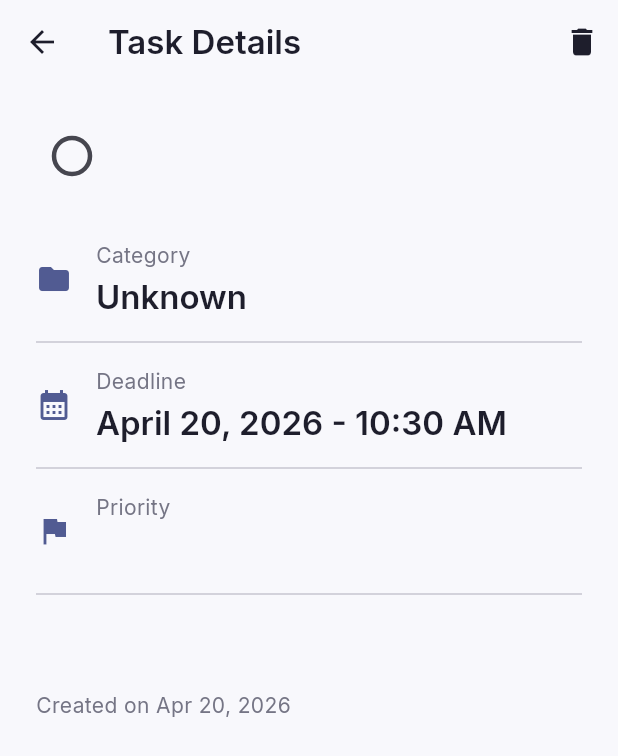
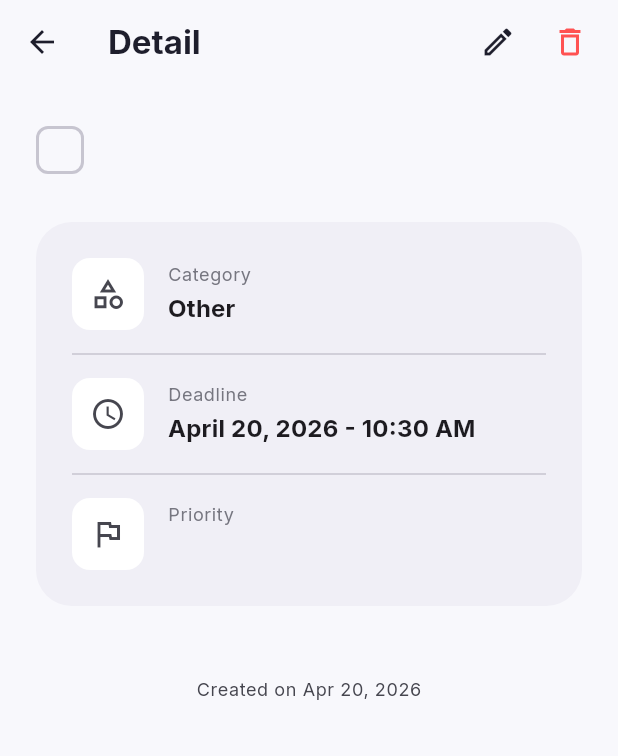
Before and after one commit to BomScoob12/mass-todo, a Flutter app: the TaskDetailsScreen screen opened directly with empty values, on a phone screen of 412 x 824 dp. Shown: the top 756 px of the screen. Run offline on Flutter 3.47's test engine with Material 3 defaults, Android fonts, the phone set to English and light mode, and no system bars; our stand-ins replace flutter_riverpod, google_fonts, sqflite; accounts and stored records are empty.

Commit message:
feat: implement task creation and editing screens with new task detail UI

```diff
--- a/app/lib/ui/new_task_screen.dart
+++ b/app/lib/ui/new_task_screen.dart
@@ -8,7 +8,9 @@ import 'package:intl/intl.dart';
 import 'package:uuid/uuid.dart';
 
 class NewTaskScreen extends ConsumerStatefulWidget {
-  const NewTaskScreen({super.key});
+  final TaskItem? taskToEdit;
+
+  const NewTaskScreen({super.key, this.taskToEdit});
 
   @override
   ConsumerState<NewTaskScreen> createState() => _NewTaskScreenState();
@@ -24,6 +26,20 @@ class _NewTaskScreenState extends ConsumerState<NewTaskScreen> {
   String? _selectedCategory;
   bool _isCreatingCategory = false;
   final _newCategoryController = TextEditingController();
+
+  @override
+  void initState() {
+    super.initState();
+    if (widget.taskToEdit != null) {
+      _nameController.text = widget.taskToEdit!.name;
+      if (widget.taskToEdit!.description != null) {
+        _descriptionController.text = widget.taskToEdit!.description!;
+      }
+      _selectedDate = widget.taskToEdit!.deadline;
+      _priority = widget.taskToEdit!.priority;
+      _selectedCategory = widget.taskToEdit!.categoryId;
+    }
+  }
 
   @override
   void dispose() {
@@ -53,6 +69,16 @@ class _NewTaskScreenState extends ConsumerState<NewTaskScreen> {
         );
       }
 
+      if (widget.taskToEdit != null) {
+        final updatedTask = widget.taskToEdit!.copyWith(
+          name: _nameController.text.trim(),
+          description: _descriptionController.text.trim().isEmpty ? null : _descriptionController.text.trim(),
+          categoryId: finalCategoryId,
+          deadline: _selectedDate,
+          priority: _priority,
+        );
+        ref.read(taskListProvider.notifier).updateTask(updatedTask);
+      } else {
         final task = TaskItem(
           id: uuid,
           name: _nameController.text.trim(),
@@ -62,8 +88,9 @@ class _NewTaskScreenState extends ConsumerState<NewTaskScreen> {
           priority: _priority,
           createdAt: DateTime.now(),
         );
+        ref.read(taskListProvider.notifier).addTask(task);
+      }
 
-      ref.read(taskListProvider.notifier).addTask(task);
       Navigator.of(context).pop();
     }
   }
@@ -74,7 +101,7 @@ class _NewTaskScreenState extends ConsumerState<NewTaskScreen> {
 
     return Scaffold(
       appBar: AppBar(
-        title: const Text('New Task'),
+        title: Text(widget.taskToEdit == null ? 'New Task' : 'Edit Task'),
         leading: IconButton(
           icon: const Icon(Icons.close),
           onPressed: () => Navigator.of(context).pop(),
--- a/app/lib/ui/task_details_screen.dart
+++ b/app/lib/ui/task_details_screen.dart
@@ -4,6 +4,7 @@ import 'package:app/models/task_model.dart';
 import 'package:app/providers/task_provider.dart';
 import 'package:app/providers/category_provider.dart';
 import 'package:intl/intl.dart';
+import 'package:app/ui/new_task_screen.dart';
 
 class TaskDetailsScreen extends ConsumerWidget {
   final TaskItem task;
@@ -12,24 +13,48 @@ class TaskDetailsScreen extends ConsumerWidget {
 
   @override
   Widget build(BuildContext context, WidgetRef ref) {
+    // We watch tasks list so that if we edit the task, this screen updates
+    final tasksAsync = ref.watch(taskListProvider);
     final categoriesAsync = ref.watch(categoryProvider);
+
+    TaskItem? currentTask = task;
+    if (tasksAsync.hasValue) {
+      try {
+        currentTask = tasksAsync.value!.firstWhere((t) => t.id == task.id);
+      } catch (e) {
+        // Task might have been deleted locally
+      }
+    }
+
+    if (currentTask == null) {
+      return const Scaffold(body: Center(child: Text('Task not found')));
+    }
+
     String categoryName = 'Unknown';
     if (categoriesAsync.hasValue) {
       try {
-        categoryName = categoriesAsync.value!.firstWhere((c) => c.id == task.categoryId).name;
+        categoryName = categoriesAsync.value!.firstWhere((c) => c.id == currentTask!.categoryId).name;
       } catch (e) {
-        categoryName = 'Unknown';
+        categoryName = 'Other';
       }
     }
 
     return Scaffold(
       appBar: AppBar(
-        title: const Text('Task Details'),
+        title: const Text('Detail', style: TextStyle(fontWeight: FontWeight.bold)),
+        elevation: 0,
         actions: [
           IconButton(
-            icon: const Icon(Icons.delete),
+            icon: const Icon(Icons.edit_outlined),
             onPressed: () {
-              // Show confirmation
+              Navigator.of(context).push(MaterialPageRoute(
+                builder: (context) => NewTaskScreen(taskToEdit: currentTask),
+              ));
+            },
+          ),
+          IconButton(
+            icon: const Icon(Icons.delete_outline, color: Colors.redAccent),
+            onPressed: () {
               showDialog(
                 context: context,
                 builder: (ctx) => AlertDialog(
@@ -39,9 +64,9 @@ class TaskDetailsScreen extends ConsumerWidget {
                     TextButton(onPressed: () => Navigator.pop(ctx), child: const Text('Cancel')),
                     TextButton(
                       onPressed: () {
-                        ref.read(taskListProvider.notifier).deleteTask(task.id);
-                        Navigator.pop(ctx); // Close dialog
-                        Navigator.pop(context); // Go back
+                        ref.read(taskListProvider.notifier).deleteTask(currentTask!.id);
+                        Navigator.pop(ctx);
+                        Navigator.pop(context);
                       },
                       child: const Text('Delete', style: TextStyle(color: Colors.red)),
                     ),
@@ -50,6 +75,7 @@ class TaskDetailsScreen extends ConsumerWidget {
               );
             },
           ),
+          const SizedBox(width: 8),
         ],
       ),
       body: SingleChildScrollView(
@@ -58,65 +84,92 @@ class TaskDetailsScreen extends ConsumerWidget {
           crossAxisAlignment: CrossAxisAlignment.start,
           children: [
             Row(
+              crossAxisAlignment: CrossAxisAlignment.start,
               children: [
-                Transform.scale(
-                  scale: 1.5,
-                  child: Checkbox(
-                    value: task.isCompleted,
-                    shape: const CircleBorder(),
-                    onChanged: (val) {
-                      ref.read(taskListProvider.notifier).toggleTaskCompletion(task.id);
-                      Navigator.pop(context); // Go back to update list
+                GestureDetector(
+                  onTap: () {
+                     ref.read(taskListProvider.notifier).toggleTaskCompletion(currentTask!.id);
                   },
+                  child: Container(
+                    width: 32,
+                    height: 32,
+                    margin: const EdgeInsets.only(top: 4, right: 16),
+                    decoration: BoxDecoration(
+                      color: currentTask.isCompleted ? Theme.of(context).colorScheme.primary : Colors.transparent,
+                      border: Border.all(
+                        color: currentTask.isCompleted ? Theme.of(context).colorScheme.primary : Theme.of(context).colorScheme.outlineVariant,
+                        width: 2,
+                      ),
+                      borderRadius: BorderRadius.circular(8),
+                    ),
+                    child: currentTask.isCompleted ? const Icon(Icons.check, size: 20, color: Colors.white) : null,
                   ),
                 ),
-                const SizedBox(width: 8),
                 Expanded(
                   child: Text(
-                    task.name,
+                    currentTask.name,
                     style: Theme.of(context).textTheme.headlineMedium?.copyWith(
-                          decoration: task.isCompleted ? TextDecoration.lineThrough : null,
+                          fontWeight: FontWeight.w900,
+                          letterSpacing: -0.5,
+                          decoration: currentTask.isCompleted ? TextDecoration.lineThrough : null,
+                          color: currentTask.isCompleted ? Theme.of(context).colorScheme.onSurfaceVariant : Theme.of(context).colorScheme.onSurface,
                         ),
                   ),
                 ),
               ],
             ),
             const SizedBox(height: 32),
-            _buildDetailRow(context, Icons.folder, 'Category', categoryName),
+            Container(
+              decoration: BoxDecoration(
+                color: Theme.of(context).colorScheme.surfaceVariant.withOpacity(0.4),
+                borderRadius: BorderRadius.circular(24.0),
+              ),
+              padding: const EdgeInsets.all(24.0),
+              child: Column(
+                children: [
+                   _buildDetailRow(context, Icons.category_outlined, 'Category', categoryName),
                    const Divider(height: 32),
                    _buildDetailRow(
                       context,
-              Icons.calendar_month,
+                      Icons.schedule,
                       'Deadline',
-              task.deadline != null ? DateFormat('MMMM d, yyyy - h:mm a').format(task.deadline!) : 'No deadline',
+                      currentTask.deadline != null ? DateFormat('MMMM d, yyyy - h:mm a').format(currentTask.deadline!) : 'Not set',
                     ),
                    const Divider(height: 32),
-            _buildDetailRow(context, Icons.flag, 'Priority', task.priority),
-            const Divider(height: 32),
-            if (task.description != null && task.description!.isNotEmpty) ...[
+                   _buildDetailRow(context, Icons.flag_outlined, 'Priority', currentTask.priority),
+                ],
+              ),
+            ),
+            if (currentTask.description != null && currentTask.description!.isNotEmpty) ...[
+              const SizedBox(height: 32),
               Text(
-                'Description',
-                style: Theme.of(context).textTheme.titleLarge,
+                'Notes',
+                style: Theme.of(context).textTheme.titleLarge?.copyWith(fontWeight: FontWeight.w800),
               ),
-              const SizedBox(height: 8),
+              const SizedBox(height: 12),
               Container(
                 width: double.infinity,
-                padding: const EdgeInsets.all(16),
+                padding: const EdgeInsets.all(20),
                 decoration: BoxDecoration(
-                  color: Theme.of(context).cardTheme.color,
-                  borderRadius: BorderRadius.circular(12),
-                  border: Border.all(color: Colors.grey.withValues(alpha: 0.2)),
+                  color: Theme.of(context).colorScheme.surfaceVariant.withOpacity(0.2),
+                  borderRadius: BorderRadius.circular(16),
+                  border: Border.all(color: Theme.of(context).colorScheme.outlineVariant.withOpacity(0.2)),
                 ),
                 child: Text(
-                  task.description!,
-                  style: Theme.of(context).textTheme.bodyLarge,
+                  currentTask.description!,
+                  style: Theme.of(context).textTheme.bodyLarge?.copyWith(
+                     color: Theme.of(context).colorScheme.onSurfaceVariant,
+                     height: 1.6,
+                  ),
                 ),
               ),
             ],
             const SizedBox(height: 48),
-            Text(
-              'Created on ${DateFormat('MMM d, yyyy').format(task.createdAt)}',
-              style: Theme.of(context).textTheme.bodyMedium,
+            Center(
+               child: Text(
+                 'Created on ${DateFormat('MMM d, yyyy').format(currentTask.createdAt)}',
+                 style: Theme.of(context).textTheme.bodySmall?.copyWith(color: Theme.of(context).colorScheme.onSurfaceVariant),
+               ),
             ),
           ],
         ),
@@ -127,14 +180,21 @@ class TaskDetailsScreen extends ConsumerWidget {
   Widget _buildDetailRow(BuildContext context, IconData icon, String label, String value) {
     return Row(
       children: [
-        Icon(icon, color: Theme.of(context).colorScheme.primary),
+        Container(
+           padding: const EdgeInsets.all(12),
+           decoration: BoxDecoration(
+             color: Theme.of(context).colorScheme.surface,
+             borderRadius: BorderRadius.circular(12),
+           ),
+           child: Icon(icon, color: Theme.of(context).colorScheme.onSurfaceVariant),
+        ),
         const SizedBox(width: 16),
         Column(
           crossAxisAlignment: CrossAxisAlignment.start,
           children: [
-            Text(label, style: Theme.of(context).textTheme.bodyMedium),
-            const SizedBox(height: 4),
-            Text(value, style: Theme.of(context).textTheme.titleLarge),
+            Text(label, style: Theme.of(context).textTheme.bodySmall?.copyWith(color: Theme.of(context).colorScheme.outline)),
+            const SizedBox(height: 2),
+            Text(value, style: Theme.of(context).textTheme.titleMedium?.copyWith(fontWeight: FontWeight.w700)),
           ],
         ),
       ],
```
Lines whose indentation alone changed are shown as unchanged.
